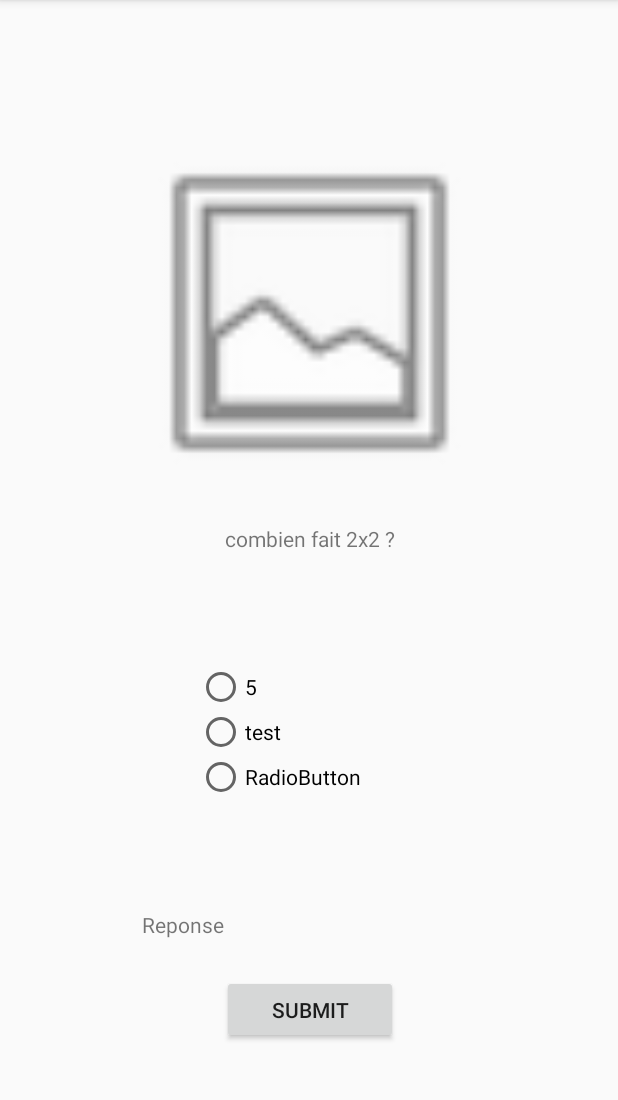
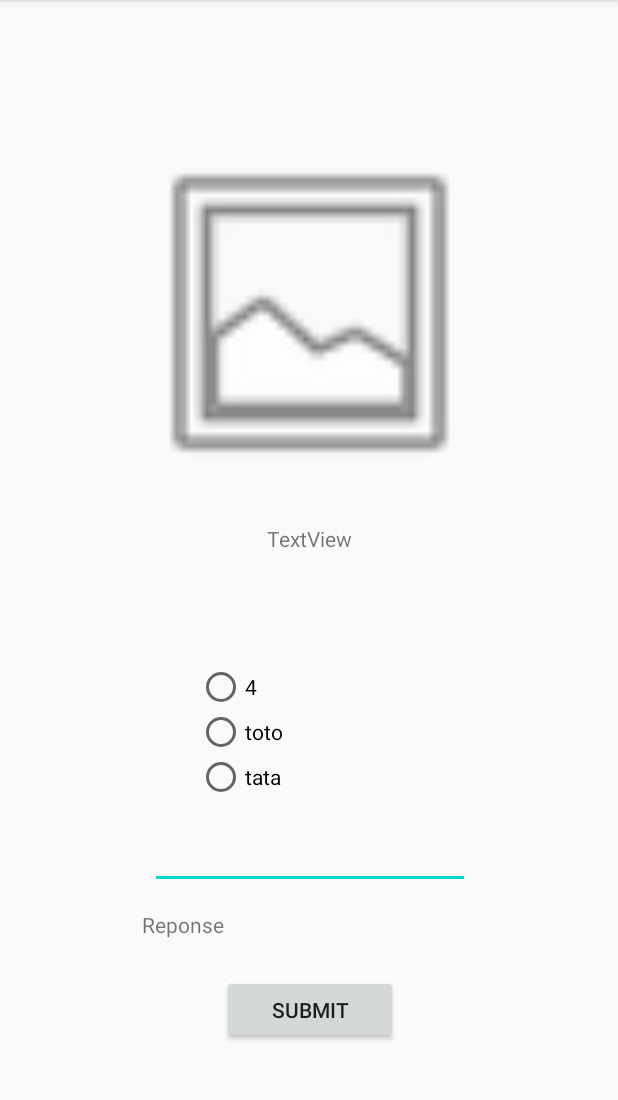
Before and after one commit to WKilliam/QuizChinese, an Android app: the screen it shows after launch (MainActivity), on a phone screen of 412 x 824 dp, the part 84-1184 px from its top. Run offline under Robolectric (Android 15) with nearby library versions, the phone set to English and light mode, and no system bars.

Commit message:
changeQuestion/Result

```diff
--- a/app/src/main/java/com/learn/chinesequiz/MainActivity.java
+++ b/app/src/main/java/com/learn/chinesequiz/MainActivity.java
@@ -3,9 +3,15 @@ package com.learn.chinesequiz;
 import androidx.appcompat.app.AppCompatActivity;
 
 import android.os.Bundle;
+import android.util.Log;
 import android.view.View;
+import android.widget.Button;
 import android.widget.RadioButton;
+import android.widget.RadioGroup;
 import android.widget.TextView;
+
+import java.util.ArrayList;
+import java.util.HashMap;
 
 public class MainActivity extends AppCompatActivity {
 
@@ -14,24 +20,56 @@ public class MainActivity extends AppCompatActivity {
         super.onCreate(savedInstanceState);
         setContentView(R.layout.activity_main);
 
-        Question question = new Question("combien fait 2x2 ?",
+
+        final Question question = new Question("combien fait 2x2 ?",
                 "4",
-                "5",
-                "2",
-                "1",
                 0,
                 0,
                 0);
 
+        ArrayList<String> radom = new  ArrayList();
+        radom.add("toto");
+        radom.add("tata");
+
         TextView viewById = findViewById(R.id.boxQuestion);
 
-        RadioButton viewById1 = findViewById(R.id.Choice1);
+        RadioButton choice1 = findViewById(R.id.Choice1);
 
-        View viewById2 = findViewById(R.id.RadioGroup);
+        RadioButton choice2 = findViewById(R.id.Choice2);
 
-        viewById1.setText(question.getBadResult());
+        RadioButton choice3 = findViewById(R.id.Choice3);
 
-        viewById.setText(question.getQuestion());
+        choice1.setText(question.getGoodResult());
+
+        choice2.setText(radom.get(0));
+
+        choice3.setText(radom.get(1));
+
+
+        Button viewById4 = findViewById(R.id.Submit);
+
+
+
+        viewById4.setOnClickListener(new View.OnClickListener() {
+            @Override
+            public void onClick(View v) {
+
+                RadioGroup viewById2 = findViewById(R.id.RadioGroup);
+
+                int checkedRadioButtonId = viewById2.getCheckedRadioButtonId();
+
+                RadioButton b =findViewById(checkedRadioButtonId);
+
+                if(b.getText().equals(question.getGoodResult())){
+                    TextView viewById3 = findViewById(R.id.testbox);
+                    viewById3.setText("good");
+                }else{
+                    TextView viewById3 = findViewById(R.id.testbox);
+                    viewById3.setText("bad");
+                }
+                Log.i("MainActivity","test message "+b.getText());
+            }
+        });
 
     }
 }
--- a/app/src/main/java/com/learn/chinesequiz/Question.java
+++ b/app/src/main/java/com/learn/chinesequiz/Question.java
@@ -3,23 +3,21 @@ package com.learn.chinesequiz;
 import android.os.Parcel;
 import android.os.Parcelable;
 
+import java.util.ArrayList;
+import java.util.HashMap;
+import java.util.List;
+
 public class Question implements Parcelable {
 
     private String question;
     private String goodResult;
-    private String badResult;
-    private String badResult1;
-    private String badResult2;
     private int level;
     private int picture;
     private int sound;
 
-    public Question(String question, String goodResult, String badResult, String badResult1, String badResult2, int level, int picture, int sound) {
+    public Question(String question, String goodResult, int level, int picture, int sound) {
         this.question = question;
         this.goodResult = goodResult;
-        this.badResult = badResult;
-        this.badResult1 = badResult1;
-        this.badResult2 = badResult2;
         this.level = level;
         this.picture = picture;
         this.sound = sound;
@@ -28,9 +26,6 @@ public class Question implements Parcelable {
     protected Question(Parcel in) {
         question = in.readString();
         goodResult = in.readString();
-        badResult = in.readString();
-        badResult1 = in.readString();
-        badResult2 = in.readString();
         level = in.readInt();
         picture = in.readInt();
         sound = in.readInt();
@@ -40,9 +35,6 @@ public class Question implements Parcelable {
     public void writeToParcel(Parcel dest, int flags) {
         dest.writeString(question);
         dest.writeString(goodResult);
-        dest.writeString(badResult);
-        dest.writeString(badResult1);
-        dest.writeString(badResult2);
         dest.writeInt(level);
         dest.writeInt(picture);
         dest.writeInt(sound);
@@ -65,24 +57,11 @@ public class Question implements Parcelable {
         }
     };
 
-    public String getQuestion() {
-        return question;
-    }
-
     public String getGoodResult() {
         return goodResult;
     }
 
-    public String getBadResult1() {
-        return badResult1;
+    public String getQuestion() {
+        return question;
     }
-
-    public String getBadResult() {
-        return badResult;
-    }
-
-    public String getBadResult2() {
-        return badResult2;
-    }
-
 }
--- a/app/src/main/res/layout/activity_main.xml
+++ b/app/src/main/res/layout/activity_main.xml
@@ -74,4 +74,15 @@
         app:layout_constraintStart_toStartOf="@+id/imageView"
         app:layout_constraintTop_toBottomOf="@+id/imageView" />
 
+    <EditText
+        android:id="@+id/testbox"
+        android:layout_width="wrap_content"
+        android:layout_height="wrap_content"
+        android:ems="10"
+        android:inputType="number"
+        app:layout_constraintBottom_toTopOf="@+id/resultTextView"
+        app:layout_constraintEnd_toEndOf="@+id/RadioGroup"
+        app:layout_constraintStart_toStartOf="@+id/RadioGroup"
+        app:layout_constraintTop_toBottomOf="@+id/RadioGroup" />
+
 </androidx.constraintlayout.widget.ConstraintLayout>
```
